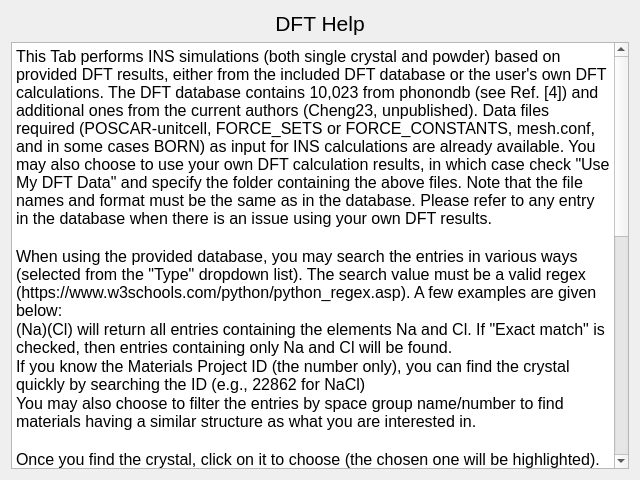
This is src/inspired/gui/help_dft.ui in neutrons/inspired as Qt 5 draws it before an edit. The edited form follows.
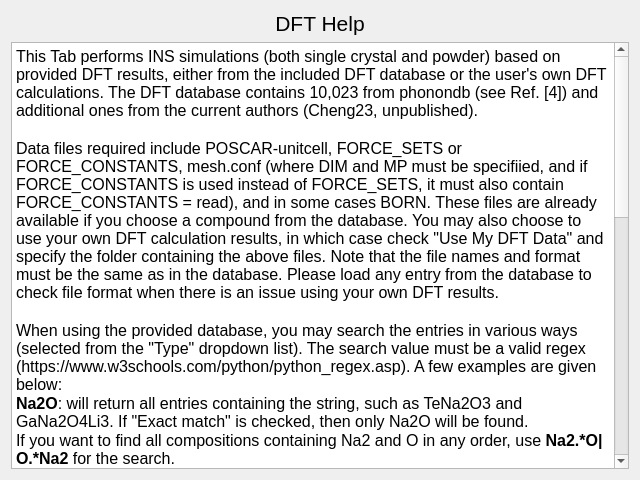
This is the edited form.

Commit message: new dft database and mlff

The edit to the form file:
```diff
--- a/src/inspired/gui/help_dft.ui
+++ b/src/inspired/gui/help_dft.ui
@@ -31,16 +31,19 @@
 li.unchecked::marker { content: &quot;\2610&quot;; }
 li.checked::marker { content: &quot;\2612&quot;; }
 &lt;/style&gt;&lt;/head&gt;&lt;body style=&quot; font-family:'Segoe UI'; font-size:9pt; font-weight:400; font-style:normal;&quot;&gt;
-&lt;p style=&quot; margin-top:0px; margin-bottom:0px; margin-left:0px; margin-right:0px; -qt-block-indent:0; text-indent:0px;&quot;&gt;&lt;span style=&quot; font-size:12pt;&quot;&gt;This Tab performs INS simulations (both single crystal and powder) based on provided DFT results, either from the included DFT database or the user's own DFT calculations. The DFT database contains 10,023 from phonondb (see Ref. [4]) and additional ones from the current authors (Cheng23, unpublished). Data files required (POSCAR-unitcell, FORCE_SETS or FORCE_CONSTANTS, mesh.conf, and in some cases BORN) as input for INS calculations are already available. You may also choose to use your own DFT calculation results, in which case check &amp;quot;Use My DFT Data&amp;quot; and specify the folder containing the above files. Note that the file names and format must be the same as in the database. Please refer to any entry in the database when there is an issue using your own DFT results.&lt;/span&gt;&lt;/p&gt;
+&lt;p style=&quot; margin-top:0px; margin-bottom:0px; margin-left:0px; margin-right:0px; -qt-block-indent:0; text-indent:0px;&quot;&gt;&lt;span style=&quot; font-size:12pt;&quot;&gt;This Tab performs INS simulations (both single crystal and powder) based on provided DFT results, either from the included DFT database or the user's own DFT calculations. The DFT database contains 10,023 from phonondb (see Ref. [4]) and additional ones from the current authors (Cheng23, unpublished). &lt;/span&gt;&lt;/p&gt;
+&lt;p style=&quot;-qt-paragraph-type:empty; margin-top:0px; margin-bottom:0px; margin-left:0px; margin-right:0px; -qt-block-indent:0; text-indent:0px; font-size:12pt;&quot;&gt;&lt;br /&gt;&lt;/p&gt;
+&lt;p style=&quot; margin-top:0px; margin-bottom:0px; margin-left:0px; margin-right:0px; -qt-block-indent:0; text-indent:0px;&quot;&gt;&lt;span style=&quot; font-size:12pt;&quot;&gt;Data files required include POSCAR-unitcell, FORCE_SETS or FORCE_CONSTANTS, mesh.conf (where DIM and MP must be specifiied, and if FORCE_CONSTANTS is used instead of FORCE_SETS, it must also contain FORCE_CONSTANTS = read), and in some cases BORN. These files are already available if you choose a compound from the database. You may also choose to use your own DFT calculation results, in which case check &amp;quot;Use My DFT Data&amp;quot; and specify the folder containing the above files. Note that the file names and format must be the same as in the database. Please load any entry from the database to check file format when there is an issue using your own DFT results.&lt;/span&gt;&lt;/p&gt;
 &lt;p style=&quot;-qt-paragraph-type:empty; margin-top:0px; margin-bottom:0px; margin-left:0px; margin-right:0px; -qt-block-indent:0; text-indent:0px; font-size:12pt;&quot;&gt;&lt;br /&gt;&lt;/p&gt;
 &lt;p style=&quot; margin-top:0px; margin-bottom:0px; margin-left:0px; margin-right:0px; -qt-block-indent:0; text-indent:0px;&quot;&gt;&lt;span style=&quot; font-size:12pt;&quot;&gt;When using the provided database, you may search the entries in various ways (selected from the &amp;quot;Type&amp;quot; dropdown list). The search value must be a valid regex (https://www.w3schools.com/python/python_regex.asp). A few examples are given below:&lt;/span&gt;&lt;/p&gt;
-&lt;p style=&quot; margin-top:0px; margin-bottom:0px; margin-left:0px; margin-right:0px; -qt-block-indent:0; text-indent:0px;&quot;&gt;&lt;span style=&quot; font-size:12pt;&quot;&gt;(Na)(Cl) will return all entries containing the elements Na and Cl. If &amp;quot;Exact match&amp;quot; is checked, then entries containing only Na and Cl will be found.&lt;/span&gt;&lt;/p&gt;
+&lt;p style=&quot; margin-top:0px; margin-bottom:0px; margin-left:0px; margin-right:0px; -qt-block-indent:0; text-indent:0px;&quot;&gt;&lt;span style=&quot; font-size:12pt; font-weight:700;&quot;&gt;Na2O&lt;/span&gt;&lt;span style=&quot; font-size:12pt;&quot;&gt;: will return all entries containing the string, such as TeNa2O3 and GaNa2O4Li3. If &amp;quot;Exact match&amp;quot; is checked, then only Na2O will be found.&lt;/span&gt;&lt;/p&gt;
+&lt;p style=&quot; margin-top:0px; margin-bottom:0px; margin-left:0px; margin-right:0px; -qt-block-indent:0; text-indent:0px;&quot;&gt;&lt;span style=&quot; font-size:12pt;&quot;&gt;If you want to find all compositions containing Na2 and O in any order, use &lt;/span&gt;&lt;span style=&quot; font-size:12pt; font-weight:700;&quot;&gt;Na2.*O|O.*Na2&lt;/span&gt;&lt;span style=&quot; font-size:12pt;&quot;&gt; for the search.&lt;/span&gt;&lt;/p&gt;
 &lt;p style=&quot; margin-top:0px; margin-bottom:0px; margin-left:0px; margin-right:0px; -qt-block-indent:0; text-indent:0px;&quot;&gt;&lt;span style=&quot; font-size:12pt;&quot;&gt;If you know the Materials Project ID (the number only), you can find the crystal quickly by searching the ID (e.g., 22862 for NaCl)&lt;/span&gt;&lt;/p&gt;
 &lt;p style=&quot; margin-top:0px; margin-bottom:0px; margin-left:0px; margin-right:0px; -qt-block-indent:0; text-indent:0px;&quot;&gt;&lt;span style=&quot; font-size:12pt;&quot;&gt;You may also choose to filter the entries by space group name/number to find materials having a similar structure as what you are interested in.&lt;/span&gt;&lt;/p&gt;
 &lt;p style=&quot;-qt-paragraph-type:empty; margin-top:0px; margin-bottom:0px; margin-left:0px; margin-right:0px; -qt-block-indent:0; text-indent:0px; font-size:12pt;&quot;&gt;&lt;br /&gt;&lt;/p&gt;
-&lt;p style=&quot; margin-top:0px; margin-bottom:0px; margin-left:0px; margin-right:0px; -qt-block-indent:0; text-indent:0px;&quot;&gt;&lt;span style=&quot; font-size:12pt;&quot;&gt;Once you find the crystal, click on it to choose (the chosen one will be highlighted). Click &amp;quot;Load selected model&amp;quot; the copy the input files.&lt;/span&gt;&lt;/p&gt;
+&lt;p style=&quot; margin-top:0px; margin-bottom:0px; margin-left:0px; margin-right:0px; -qt-block-indent:0; text-indent:0px;&quot;&gt;&lt;span style=&quot; font-size:12pt;&quot;&gt;Once you find the crystal, click on it to choose (the chosen one will be highlighted). Click &amp;quot;Load selected model&amp;quot; to copy the input files.&lt;/span&gt;&lt;/p&gt;
 &lt;p style=&quot;-qt-paragraph-type:empty; margin-top:0px; margin-bottom:0px; margin-left:0px; margin-right:0px; -qt-block-indent:0; text-indent:0px; font-size:12pt;&quot;&gt;&lt;br /&gt;&lt;/p&gt;
-&lt;p style=&quot; margin-top:0px; margin-bottom:0px; margin-left:0px; margin-right:0px; -qt-block-indent:0; text-indent:0px;&quot;&gt;&lt;span style=&quot; font-size:12pt;&quot;&gt;Step 2 is optional, but it is often convenient to view the crystal structure and check the phonon dispersion and DOS before the INS simulation. In some cases, negative frequencies (imaginary modes) exist, which could indicate insufficient modeling or actual instability of the structure. It is essential to be aware of this situation when interpreting the results.&lt;/span&gt;&lt;/p&gt;
+&lt;p style=&quot; margin-top:0px; margin-bottom:0px; margin-left:0px; margin-right:0px; -qt-block-indent:0; text-indent:0px;&quot;&gt;&lt;span style=&quot; font-size:12pt;&quot;&gt;Step 2 is optional, but it is often convenient to view the crystal structure and check the phonon dispersion and DOS before the INS simulation. In some cases, negative frequencies (imaginary modes) exist, which could indicate issues in modeling or actual instability of the structure. It is essential to be aware of this situation when interpreting the results.&lt;/span&gt;&lt;/p&gt;
 &lt;p style=&quot;-qt-paragraph-type:empty; margin-top:0px; margin-bottom:0px; margin-left:0px; margin-right:0px; -qt-block-indent:0; text-indent:0px; font-size:12pt;&quot;&gt;&lt;br /&gt;&lt;/p&gt;
 &lt;p style=&quot; margin-top:0px; margin-bottom:0px; margin-left:0px; margin-right:0px; -qt-block-indent:0; text-indent:0px;&quot;&gt;&lt;span style=&quot; font-size:12pt;&quot;&gt;Step 3: Set up INS simulation (Phonopy and OCLIMAX). This step generates a *.params file in the working directory. Detailed instructions can be found in the popup window (the help button within).&lt;/span&gt;&lt;/p&gt;
 &lt;p style=&quot;-qt-paragraph-type:empty; margin-top:0px; margin-bottom:0px; margin-left:0px; margin-right:0px; -qt-block-indent:0; text-indent:0px; font-size:12pt;&quot;&gt;&lt;br /&gt;&lt;/p&gt;
```
The commit also changes 30 other files.
